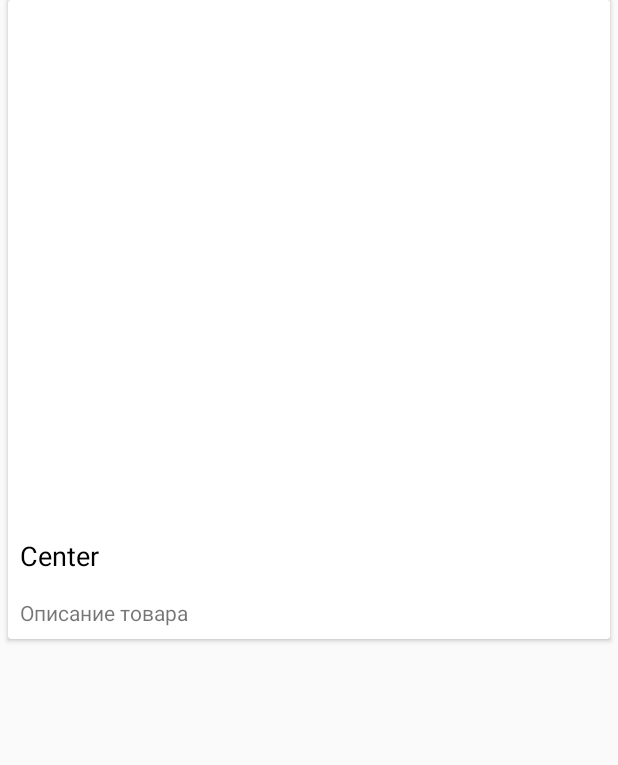
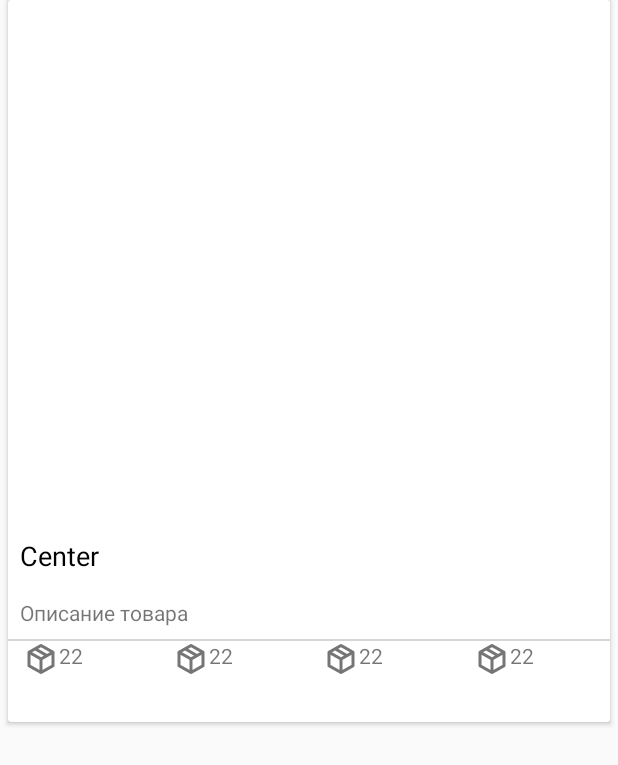
Before and after one commit to Elbar/OobaApp, an Android app: the layout layout_collection.xml on its own in the app's theme, with its tools: preview values and no code run, on a phone screen of 412 x 824 dp. Shown: the top 765 px of the screen. Run offline under Robolectric (Android 15) with nearby library versions, the phone set to English and light mode, and no system bars.

Commit message:
+Added package icon

```diff
--- a/app/src/main/java/com/kg/vista/ooba/adapter/DiscountRVAdapter.java
+++ b/app/src/main/java/com/kg/vista/ooba/adapter/DiscountRVAdapter.java
@@ -78,7 +78,7 @@ public class DiscountRVAdapter extends RecyclerView.Adapter<DiscountRVAdapter.My
         MyViewHolder(View view) {
 
             super(view);
-            discountGoodName = (TextView) view.findViewById(R.id.discount_good_name_tv);
+            discountGoodName = (TextView) view.findViewById(R.id.collection_good_name_tv);
             mDiscountIV = (ImageView) view.findViewById(R.id.discount_iv);
             mDiscountCV = (CardView) view.findViewById(R.id.discount_cv);
             mDiscountPriceTV = (TextView) view.findViewById(R.id.discount_price_tv);
--- a/app/src/main/java/com/kg/vista/ooba/ui/fragment/CollectionFragment.java
+++ b/app/src/main/java/com/kg/vista/ooba/ui/fragment/CollectionFragment.java
@@ -72,6 +72,7 @@ public class CollectionFragment extends Fragment {
 
                         CollectionGood collectionGood = new CollectionGood();
                         collectionGood.setTitle(collectionGoods.get(i).getTitle());
+                        collectionGood.setInfo(collectionGoods.get(i).getInfo());
                         collectionGood.setPicUrl(collectionGoods.get(i).getPicUrl());
                         collectionItem.add(collectionGood);
 
--- a/app/src/main/res/layout/layout_collection.xml
+++ b/app/src/main/res/layout/layout_collection.xml
@@ -17,32 +17,92 @@
             android:layout_height="wrap_content">
 
             <ImageView
-                android:id="@id/discount_iv"
+                android:id="@id/collection_iv"
                 android:layout_width="match_parent"
-                android:scaleType="fitXY"
-                android:layout_height="350dp">
-            </ImageView>
+                android:layout_height="350dp"
+                android:scaleType="fitXY"></ImageView>
 
             <TextView
-                android:id="@id/discount_good_name_tv"
+                android:id="@id/collection_good_name_tv"
                 android:layout_width="match_parent"
                 android:layout_height="wrap_content"
-                android:layout_below="@id/discount_iv"
+                android:layout_below="@id/collection_iv"
+                android:gravity="left"
                 android:padding="8dp"
                 android:text="Center"
-                android:gravity="left"
                 android:textColor="@android:color/black"
                 android:textSize="18sp" />
 
 
             <TextView
-                android:id="@id/discount_good_desc_tv"
+                android:id="@id/collection_good_desc_tv"
                 android:layout_width="wrap_content"
                 android:layout_height="wrap_content"
-                android:layout_below="@id/discount_good_name_tv"
+                android:layout_below="@id/collection_good_name_tv"
                 android:gravity="left"
                 android:padding="8dp"
+                android:paddingBottom="5dp"
+
                 android:text="Описание товара" />
+
+            <View
+                android:id="@id/divider"
+                android:layout_width="match_parent"
+                android:layout_height="1dp"
+                android:layout_below="@id/collection_good_desc_tv"
+
+
+                android:background="@color/background_gray" />
+
+            <LinearLayout
+                android:layout_width="match_parent"
+                android:layout_height="wrap_content"
+                android:layout_below="@id/divider"
+                android:layout_marginBottom="30dp"
+                android:orientation="horizontal">
+
+                <TextView
+                    android:layout_width="wrap_content"
+                    android:layout_height="wrap_content"
+                    android:layout_marginLeft="10dp"
+                    android:layout_weight="1"
+                    android:text="22"
+                    android:drawableStart="@drawable/ic_package_variant"
+                    android:drawableLeft="@drawable/ic_package_variant" />
+
+
+
+                <TextView
+                    android:layout_width="wrap_content"
+                    android:layout_height="wrap_content"
+                    android:layout_marginLeft="10dp"
+                    android:layout_weight="1"
+                    android:drawableStart="@drawable/ic_package_variant"
+                    android:drawableLeft="@drawable/ic_package_variant"
+                    android:text="22" />
+
+
+                <TextView
+                    android:layout_width="wrap_content"
+                    android:layout_height="wrap_content"
+                    android:layout_marginLeft="10dp"
+                    android:layout_weight="1"
+                    android:drawableStart="@drawable/ic_package_variant"
+                    android:drawableLeft="@drawable/ic_package_variant"
+                    android:text="22" />
+
+
+                <TextView
+                    android:layout_width="wrap_content"
+                    android:layout_height="wrap_content"
+                    android:layout_marginLeft="10dp"
+                    android:layout_weight="1"
+                    android:drawableStart="@drawable/ic_package_variant"
+                    android:drawableLeft="@drawable/ic_package_variant"
+                    android:text="22" />
+
+
+            </LinearLayout>
 
 
         </RelativeLayout>
--- a/app/src/main/res/layout/layout_discount.xml
+++ b/app/src/main/res/layout/layout_discount.xml
@@ -35,7 +35,7 @@
                 android:layout_alignTop="@id/discount_iv"
                 android:layout_alignRight="@id/discount_iv" />
             <TextView
-                android:id="@id/discount_good_name_tv"
+                android:id="@id/collection_good_name_tv"
                 android:layout_width="match_parent"
                 android:layout_height="wrap_content"
                 android:layout_below="@id/discount_iv"
@@ -49,7 +49,7 @@
                 android:id="@id/discount_good_desc_tv"
                 android:layout_width="wrap_content"
                 android:layout_height="wrap_content"
-                android:layout_below="@id/discount_good_name_tv"
+                android:layout_below="@id/collection_good_name_tv"
                 android:gravity="left"
                 android:padding="8dp"
                 android:text="Описание товара" />
@@ -60,7 +60,7 @@
                 android:layout_width="wrap_content"
                 android:layout_height="wrap_content"
                 android:layout_alignParentRight="true"
-                android:layout_below="@id/discount_good_name_tv"
+                android:layout_below="@id/collection_good_name_tv"
                 android:layout_marginLeft="10dp"
                 android:background="@drawable/crossed_text"
                 android:gravity="left"
--- a/app/src/main/res/values/ids.xml
+++ b/app/src/main/res/values/ids.xml
@@ -68,11 +68,14 @@
     <item name="discount_rv" type="id" />
     <item name="discount_cv" type="id" />
     <item name="discount_iv" type="id" />
-    <item name="discount_good_name_tv" type="id" />
+    <item name="collection_good_name_tv" type="id" />
     <item name="discount_good_desc_tv" type="id" />
     <item name="discount_price_total_tv" type="id" />
     <item name="discount_price_tv" type="id" />
     <item name="discount_percent_tv" type="id" />
     <item name="collection_rv" type="id" />
+    <item name="collection_good_desc_tv" type="id" />
+    <item name="collection_iv" type="id" />
+    <item name="divider" type="id" />
 
 </resources>
```
Also changed, not shown: app/src/main/java/com/kg/vista/ooba/adapter/CollectionRVAdapter.java (+12 -8 lines), app/src/main/res/drawable/package_variant_closed.xml (added, +8 -0 lines), app/src/main/res/drawable-hdpi/ic_package_variant.png (added), app/src/main/res/drawable-ldpi/ic_package.png (added), app/src/main/res/drawable-mdpi/ic_package_variant.png (added), app/src/main/res/drawable-v21/ic_package.png (added), app/src/main/res/drawable-xhdpi/ic_package_variant.png (added), app/src/main/res/drawable-xxhdpi/ic_package.png (added), app/src/main/res/drawable-xxhdpi/ic_package_variant.png (added), app/src/main/res/drawable-xxxhdpi/ic_package_variant.png (added), app/src/main/res/drawable/ic_package.png (added).
